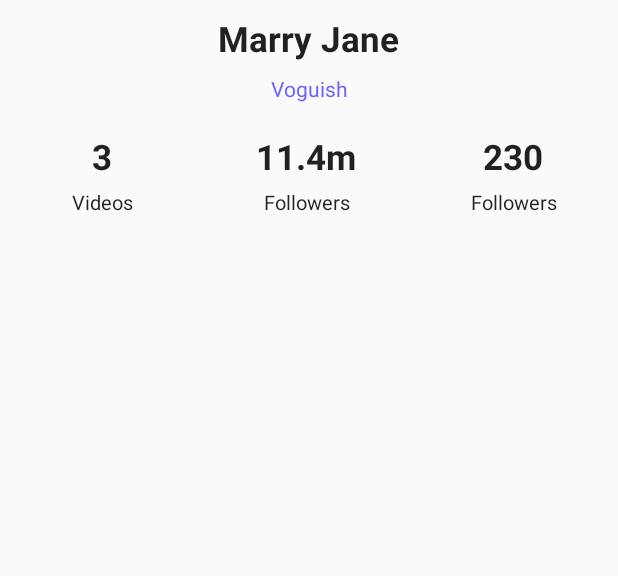
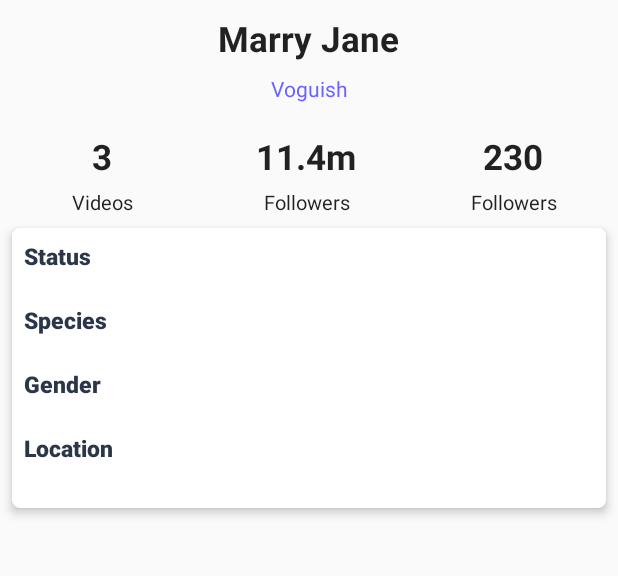
Before and after one commit to Marannix/Portrayal, an Android app: the screen it shows after launch (MainActivity), on a phone screen of 412 x 824 dp, the part 294-870 px from its top. Run offline under Robolectric (Android 15) with nearby library versions, the phone set to English and light mode, and no system bars.

Commit message:
Added a summary to the user profile

```diff
--- a/app/build.gradle
+++ b/app/build.gradle
@@ -32,4 +32,5 @@ dependencies {
     testImplementation 'junit:junit:4.12'
     androidTestImplementation 'androidx.test:runner:1.2.0'
     androidTestImplementation 'androidx.test.espresso:espresso-core:3.2.0'
+    implementation "androidx.cardview:cardview:1.0.0"
 }
--- a/app/src/main/res/layout/activity_main.xml
+++ b/app/src/main/res/layout/activity_main.xml
@@ -45,6 +45,7 @@
             app:layout_constraintTop_toBottomOf="@id/username"/>
 
     <include
+            android:id="@+id/profileInformationLayout"
             layout="@layout/profile_information_layout"
             android:layout_height="wrap_content"
             android:layout_width="0dp"
@@ -54,4 +55,15 @@
             app:layout_constraintTop_toBottomOf="@id/userRank"
     />
 
+    <include
+            android:id="@+id/characterSummary"
+            layout="@layout/user_summary"
+            android:layout_width="0dp"
+            android:layout_height="wrap_content"
+            android:layout_marginTop="14dp"
+            android:layout_margin="8dp"
+            app:layout_constraintTop_toBottomOf="@id/profileInformationLayout"
+            app:layout_constraintStart_toStartOf="parent"
+            app:layout_constraintEnd_toEndOf="parent"/>
+
 </androidx.constraintlayout.widget.ConstraintLayout>
--- /dev/null
+++ b/app/src/main/res/layout/user_summary.xml
@@ -0,0 +1,100 @@
+<?xml version="1.0" encoding="utf-8"?>
+<androidx.cardview.widget.CardView
+        xmlns:android="http://schemas.android.com/apk/res/android"
+        xmlns:app="http://schemas.android.com/apk/res-auto"
+        android:layout_width="match_parent"
+        android:layout_height="match_parent"
+        android:layout_margin="8dp"
+        app:cardElevation="4dp"
+        app:cardCornerRadius="5dp">
+
+    <androidx.constraintlayout.widget.ConstraintLayout
+            android:layout_width="match_parent"
+            android:layout_height="match_parent"
+            android:layout_margin="8dp">
+
+        <TextView
+                android:id="@+id/characterStatusHeader"
+                android:layout_width="match_parent"
+                android:layout_height="wrap_content"
+                android:text="@string/status"
+                style="@style/DetailHeader"
+                app:layout_constraintStart_toStartOf="parent"
+                app:layout_constraintEnd_toEndOf="parent"
+                app:layout_constraintTop_toTopOf="parent"
+        />
+
+        <TextView
+                android:id="@+id/characterStatus"
+                android:layout_width="match_parent"
+                android:layout_height="wrap_content"
+                style="@style/DetailText"
+                app:layout_constraintStart_toStartOf="parent"
+                app:layout_constraintEnd_toEndOf="parent"
+                app:layout_constraintTop_toBottomOf="@id/characterStatusHeader"
+        />
+
+        <TextView
+                android:id="@+id/characterSpeciesHeader"
+                android:layout_width="match_parent"
+                android:layout_height="wrap_content"
+                android:text="@string/species"
+                style="@style/DetailHeader"
+                app:layout_constraintStart_toStartOf="parent"
+                app:layout_constraintEnd_toEndOf="parent"
+                app:layout_constraintTop_toBottomOf="@id/characterStatus"
+        />
+
+        <TextView
+                android:id="@+id/characterSpecies"
+                android:layout_width="match_parent"
+                android:layout_height="wrap_content"
+                style="@style/DetailText"
+                app:layout_constraintStart_toStartOf="parent"
+                app:layout_constraintEnd_toEndOf="parent"
+                app:layout_constraintTop_toBottomOf="@id/characterSpeciesHeader"
+        />
+
+        <TextView
+                android:id="@+id/characterGenderHeader"
+                android:layout_width="match_parent"
+                android:layout_height="wrap_content"
+                android:text="@string/gender"
+                style="@style/DetailHeader"
+                app:layout_constraintStart_toStartOf="parent"
+                app:layout_constraintEnd_toEndOf="parent"
+                app:layout_constraintTop_toBottomOf="@id/characterSpecies"
+        />
+
+        <TextView
+                android:id="@+id/characterGender"
+                android:layout_width="match_parent"
+                android:layout_height="wrap_content"
+                style="@style/DetailText"
+                app:layout_constraintStart_toStartOf="parent"
+                app:layout_constraintEnd_toEndOf="parent"
+                app:layout_constraintTop_toBottomOf="@id/characterGenderHeader"
+        />
+
+        <TextView
+                android:id="@+id/characterLocationHeader"
+                android:layout_width="match_parent"
+                android:layout_height="wrap_content"
+                android:text="@string/location"
+                style="@style/DetailHeader"
+                app:layout_constraintStart_toStartOf="parent"
+                app:layout_constraintEnd_toEndOf="parent"
+                app:layout_constraintTop_toBottomOf="@id/characterGender"
+        />
+
+        <TextView
+                android:id="@+id/characterLocation"
+                android:layout_width="match_parent"
+                android:layout_height="wrap_content"
+                style="@style/DetailText"
+                app:layout_constraintStart_toStartOf="parent"
+                app:layout_constraintEnd_toEndOf="parent"
+                app:layout_constraintTop_toBottomOf="@id/characterLocationHeader"
+        />
+    </androidx.constraintlayout.widget.ConstraintLayout>
+</androidx.cardview.widget.CardView>
--- a/app/src/main/res/values/strings.xml
+++ b/app/src/main/res/values/strings.xml
@@ -1,3 +1,13 @@
 <resources>
     <string name="app_name">Portrayal</string>
+
+
+    <string name="episodes">Episodes</string>
+    <string name="status">Status</string>
+    <string name="species">Species</string>
+    <string name="gender">Gender</string>
+    <string name="location">Location</string>
+    <string name="generic_error_message">It appears you may be offline</string>
+    <string name="toolbar_title">Rick and Morty Characters</string>
+    <string name="toolbar_overview_title">Overview</string>
 </resources>
--- a/app/src/main/res/values/styles.xml
+++ b/app/src/main/res/values/styles.xml
@@ -8,4 +8,15 @@
         <item name="colorAccent">@color/colorAccent</item>
     </style>
 
+    <style name="DetailHeader">
+        <item name="android:textSize">15sp</item>
+        <item name="android:fontFamily">sans-serif-black</item>
+        <item name="android:textColor">@color/deep_blue</item>
+    </style>
+
+    <style name="DetailText">
+        <item name="android:textSize">15sp</item>
+        <item name="android:textColor">@color/deep_blue</item>
+    </style>
+
 </resources>
```
